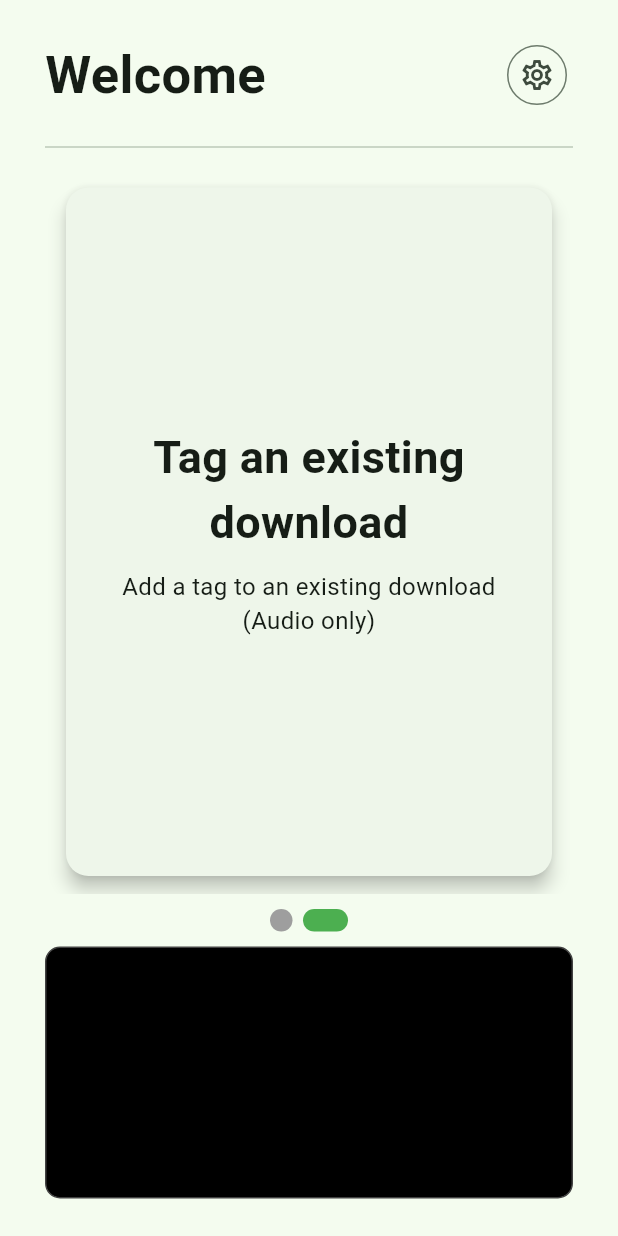
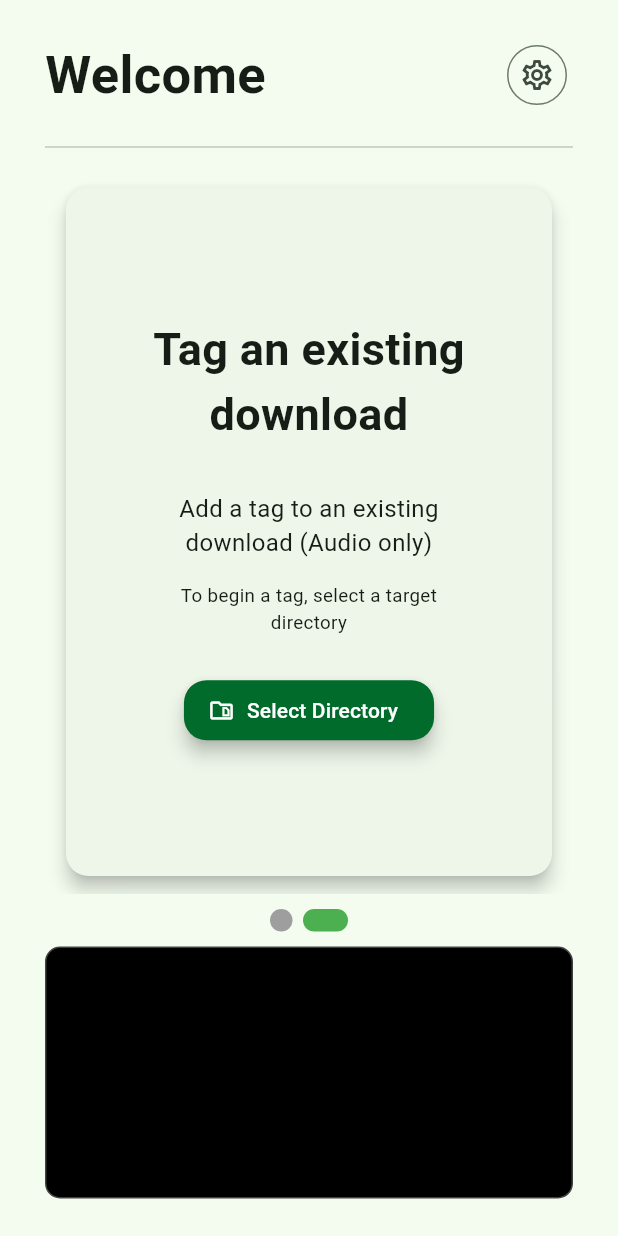
Before and after one commit to Hari-Patel1/Old-Yt-DlpGuiGrabber-Frontend, a Flutter app: the screen it shows after launch, swiped to page 2, on a phone screen of 412 x 824 dp. Run offline on Flutter 3.47's test engine with Material 3 defaults, Android fonts, the phone set to English and light mode, and no system bars; drawn by our look-alikes of smooth_page_indicator; our stand-ins replace bloc, equatable, flutter_bloc, google_fonts, shared_preferences; missing offline and left inert: easy_folder_picker.

Commit message:
Merge remote-tracking branch 'origin/main'
# Conflicts:
#	lib/home/logic/pages/home_bloc.dart
#	lib/home/ui/pages/download_directory_page.dart
#	lib/home/ui/pages/home_page.dart

```diff
--- a/lib/home/ui/pages/home_page.dart
+++ b/lib/home/ui/pages/home_page.dart
@@ -254,7 +254,9 @@ class _HomePageState extends State<HomePage> {
         shape: const RoundedRectangleBorder(
           borderRadius: BorderRadius.all(Radius.circular(15.0)),
         ),
-        child: const Center(
+        child: Center(
+          child: Padding(
+            padding: EdgeInsets.symmetric(horizontal: 20.0),
             child: Column(
               mainAxisAlignment: MainAxisAlignment.center,
               children: [
@@ -263,16 +265,41 @@ class _HomePageState extends State<HomePage> {
                   textAlign: TextAlign.center,
                   style: TextStyle(fontSize: 30, fontWeight: FontWeight.bold),
                 ),
-              SizedBox(height: 10),
+                SizedBox(height: 30),
                 Padding(
-                padding: EdgeInsets.symmetric(horizontal: 30.0),
+                  padding: EdgeInsets.symmetric(horizontal: 25.0),
                   child: Text(
                     "Add a tag to an existing download (Audio only)",
                     textAlign: TextAlign.center,
                     style: TextStyle(fontSize: 16),
                   ),
                 ),
+                SizedBox(height: 15),
+
+                Padding(
+                  padding: EdgeInsets.symmetric(horizontal: 35.0),
+                  child: Text(
+                    "To begin a tag, select a target directory",
+                    textAlign: TextAlign.center,
+                    style: TextStyle(fontSize: 12.5),
+                  ),
+                ),
+
+                SizedBox(height: 25),
+
+                FilledButton.icon(
+                  style: FilledButton.styleFrom(
+                    elevation: 5,
+                    shape: const RoundedRectangleBorder(
+                      borderRadius: BorderRadius.all(Radius.circular(15.0)),
+                    ),
+                  ),
+                  onPressed: () {},
+                  label: const Text("Select Directory"),
+                  icon: const Icon(Icons.snippet_folder_outlined),
+                ),
               ],
+            ),
           ),
         ),
       ),
```
Lines whose indentation alone changed are shown as unchanged.
